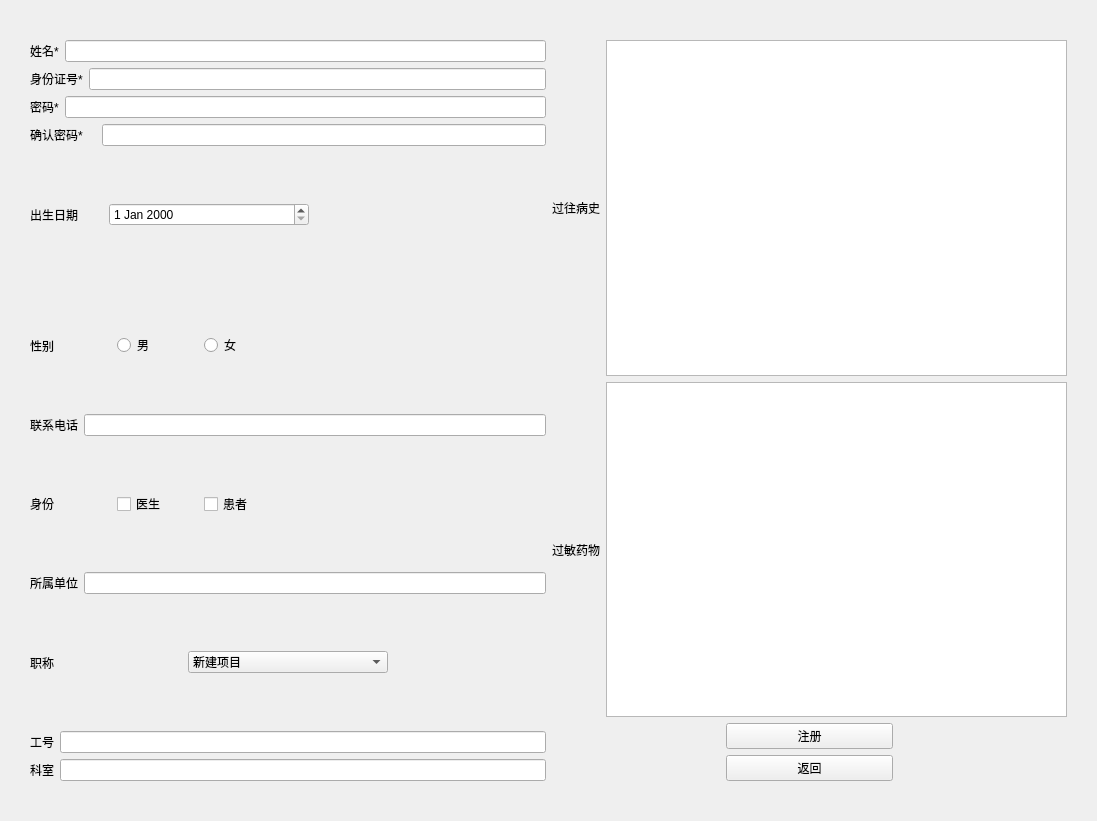
Qt form ui/Register.ui (BottleOfErie/SmartHospital) before a commit.
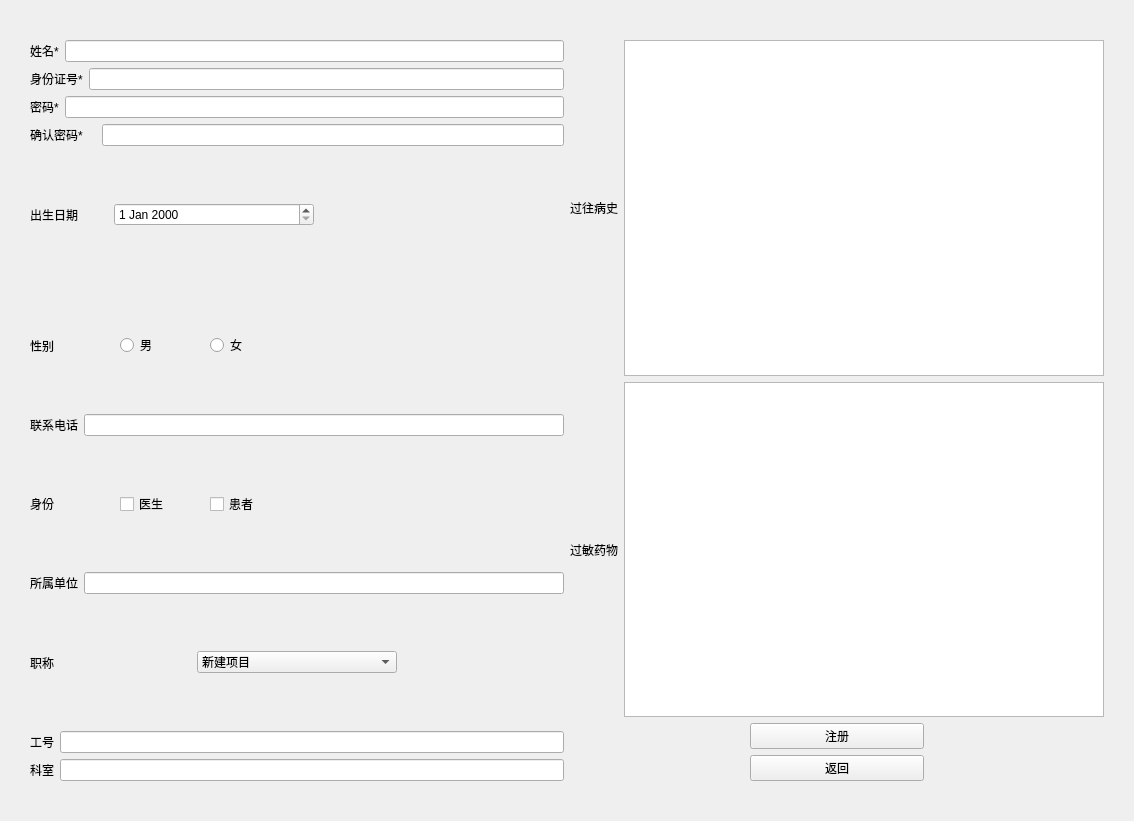
The same form after that commit. Icons and pictures are not drawn.

The edit to the form file:
```diff
--- a/ui/Register.ui
+++ b/ui/Register.ui
@@ -6,7 +6,7 @@
    <rect>
     <x>0</x>
     <y>0</y>
-    <width>1097</width>
+    <width>1134</width>
     <height>821</height>
    </rect>
   </property>
```
